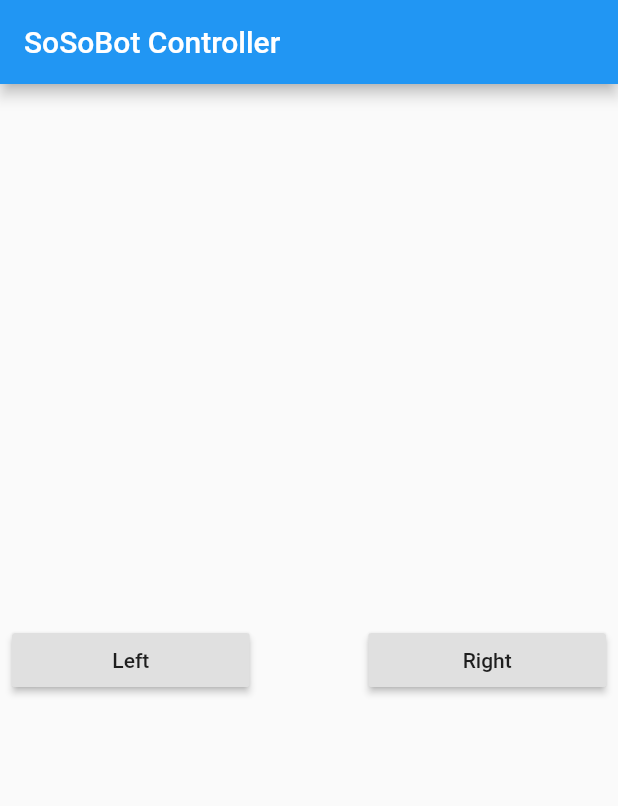
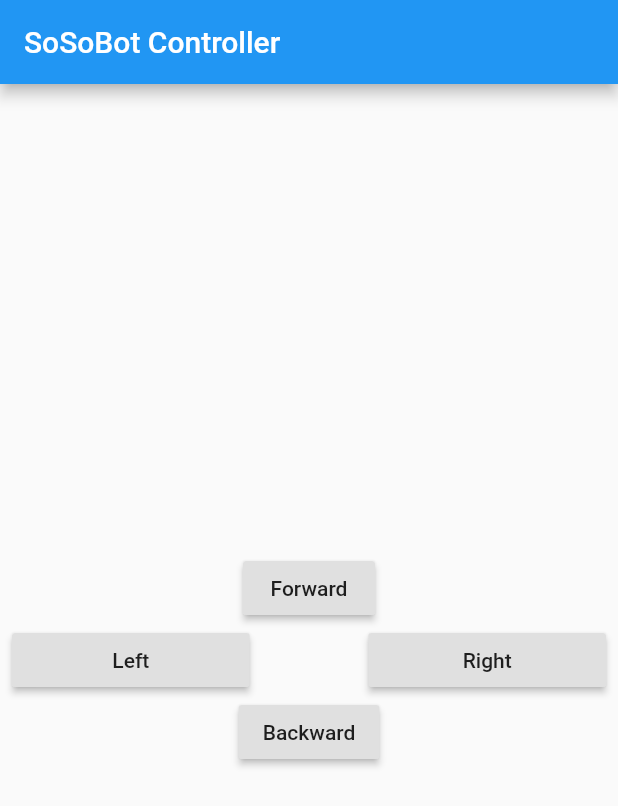
Before and after one commit to ElisabethStrunk/SoSoBot, a Flutter app: the screen it shows after launch, on a phone screen of 412 x 824 dp. Shown: the top 806 px of the screen. Run offline on Flutter 3.47's test engine with Material 2 defaults, Android fonts, the phone set to English and light mode, and no system bars.

Commit message:
Adds widgets for forward and backward

```diff
--- a/app/so_so_bot/lib/main.dart
+++ b/app/so_so_bot/lib/main.dart
@@ -46,7 +46,7 @@ class MyHomePage extends StatefulWidget {
 
 class _MyHomePageState extends State<MyHomePage> {
 
-  // TODO input for IP address
+  // TODO widget for IP address
   MotorCommunication motorCommunication = new MotorCommunication("192.168.101.62");
 
   void onTapDownLeft(TapDownDetails details) {
@@ -65,9 +65,27 @@ class _MyHomePageState extends State<MyHomePage> {
     motorCommunication.right(false);
   }
 
+  void onTapDownForward(TapDownDetails details) {
+    motorCommunication.forward(true);
+  }
+
+  void onTapUpForward() {
+    motorCommunication.forward(false);
+  }
+
+  void onTapDownBackward(TapDownDetails details) {
+    motorCommunication.backwards(true);
+  }
+
+  void onTapUpBackward() {
+    motorCommunication.backwards(false);
+  }
+
   void onTapCanceled() {
-    motorCommunication.left(false);
-    motorCommunication.right(false);
+    onTapUpLeft();
+    onTapUpRight();
+    onTapUpBackward();
+    onTapUpForward();
   }
 
   @override
@@ -89,7 +107,18 @@ class _MyHomePageState extends State<MyHomePage> {
         // in the middle of the parent.
         child: Padding(
           padding: const EdgeInsets.only(left: 8, right:8),
-          child: Row(
+          child: Column(
+            mainAxisAlignment: MainAxisAlignment.center,
+            children: <Widget>[
+              GestureDetector(
+                onTapDown: onTapDownForward,
+                onTapCancel: onTapCanceled,
+                child: RaisedButton(
+                  child: Text("Forward"),
+                  onPressed: onTapUpForward,
+                ),
+              ),
+              Row(
                 // Row is a widget that displays its children in a horizontal array.
                 mainAxisAlignment: MainAxisAlignment.center,
                 children: <Widget>[
@@ -119,6 +148,16 @@ class _MyHomePageState extends State<MyHomePage> {
                   ),
                 ],
               ),
+              GestureDetector(
+                onTapDown: onTapDownBackward,
+                onTapCancel: onTapCanceled,
+                child: RaisedButton(
+                  child: Text("Backward"),
+                  onPressed: onTapUpBackward,
+                ),
+              ),
+            ],
+          ),
         ),
       ),
     );
```
Lines whose indentation alone changed are shown as unchanged.
